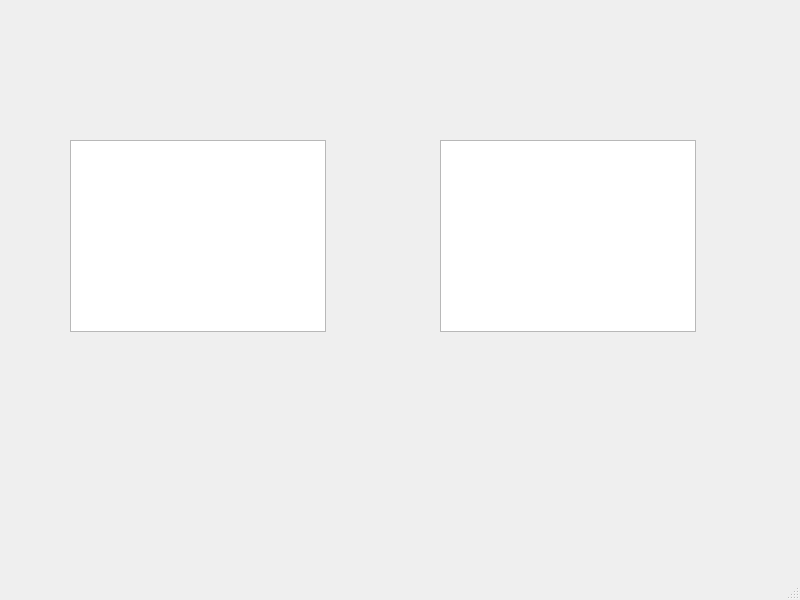
First picture: the form in mainwindow.ui, repository Charlie789/BikeWizard, before the edit.
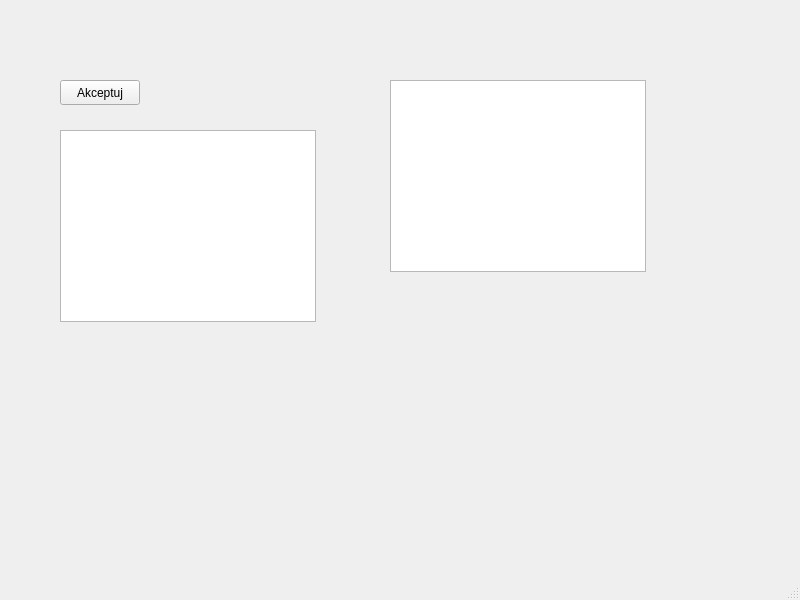
Second picture: the form after the edit. The open tabs and pages were chosen to show the change.

```diff
--- a/mainwindow.ui
+++ b/mainwindow.ui
@@ -14,11 +14,39 @@
    <string>MainWindow</string>
   </property>
   <widget class="QWidget" name="centralwidget">
-   <widget class="QTableView" name="frame_tableview">
+   <widget class="QStackedWidget" name="stackedWidget">
     <property name="geometry">
      <rect>
-      <x>70</x>
-      <y>140</y>
+      <x>30</x>
+      <y>60</y>
+      <width>751</width>
+      <height>501</height>
+     </rect>
+    </property>
+    <widget class="QWidget" name="selected_parts_page">
+     <widget class="QTableView" name="selected_parts_tableview">
+      <property name="geometry">
+       <rect>
+        <x>50</x>
+        <y>30</y>
+        <width>651</width>
+        <height>251</height>
+       </rect>
+      </property>
+      <property name="selectionMode">
+       <enum>QAbstractItemView::SingleSelection</enum>
+      </property>
+      <property name="selectionBehavior">
+       <enum>QAbstractItemView::SelectRows</enum>
+      </property>
+     </widget>
+    </widget>
+    <widget class="QWidget" name="add_part_page">
+     <widget class="QTableView" name="part_tableview">
+      <property name="geometry">
+       <rect>
+        <x>30</x>
+        <y>70</y>
       <width>256</width>
       <height>192</height>
      </rect>
@@ -33,12 +61,27 @@
    <widget class="QTableView" name="fork_tableview">
     <property name="geometry">
      <rect>
-      <x>440</x>
-      <y>140</y>
+        <x>360</x>
+        <y>20</y>
       <width>256</width>
       <height>192</height>
      </rect>
     </property>
+     </widget>
+     <widget class="QPushButton" name="accept_pushbutton">
+      <property name="geometry">
+       <rect>
+        <x>30</x>
+        <y>20</y>
+        <width>80</width>
+        <height>25</height>
+       </rect>
+      </property>
+      <property name="text">
+       <string>Akceptuj</string>
+      </property>
+     </widget>
+    </widget>
    </widget>
   </widget>
   <widget class="QMenuBar" name="menubar">
```
Lines whose indentation alone changed are shown as unchanged.
